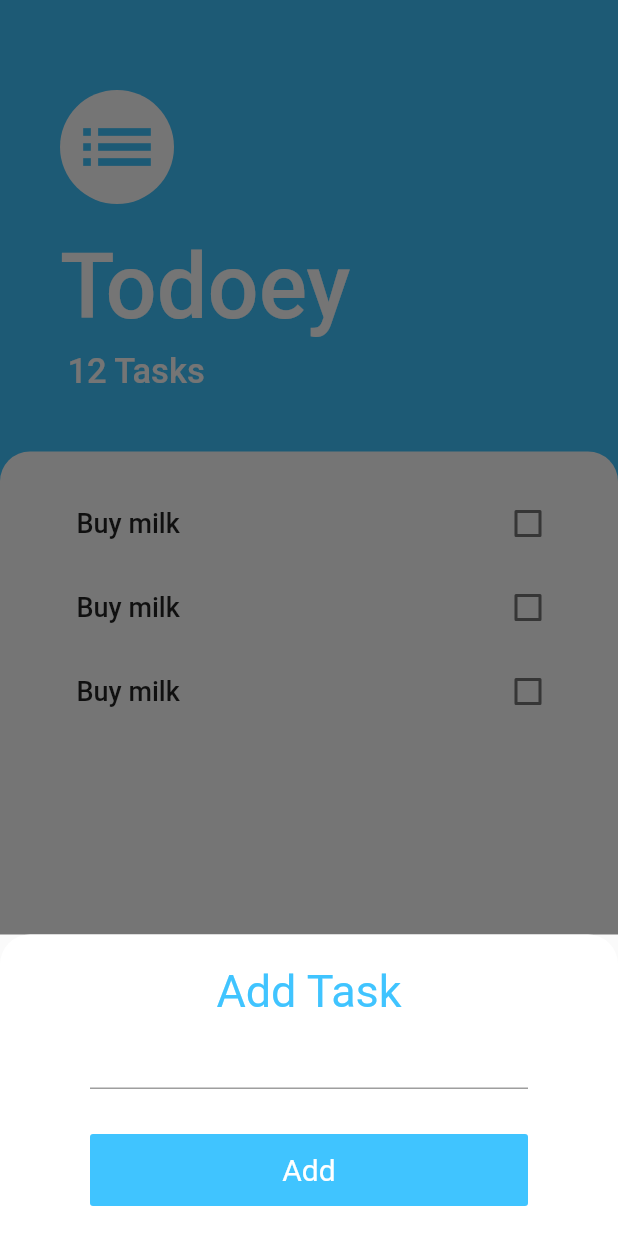
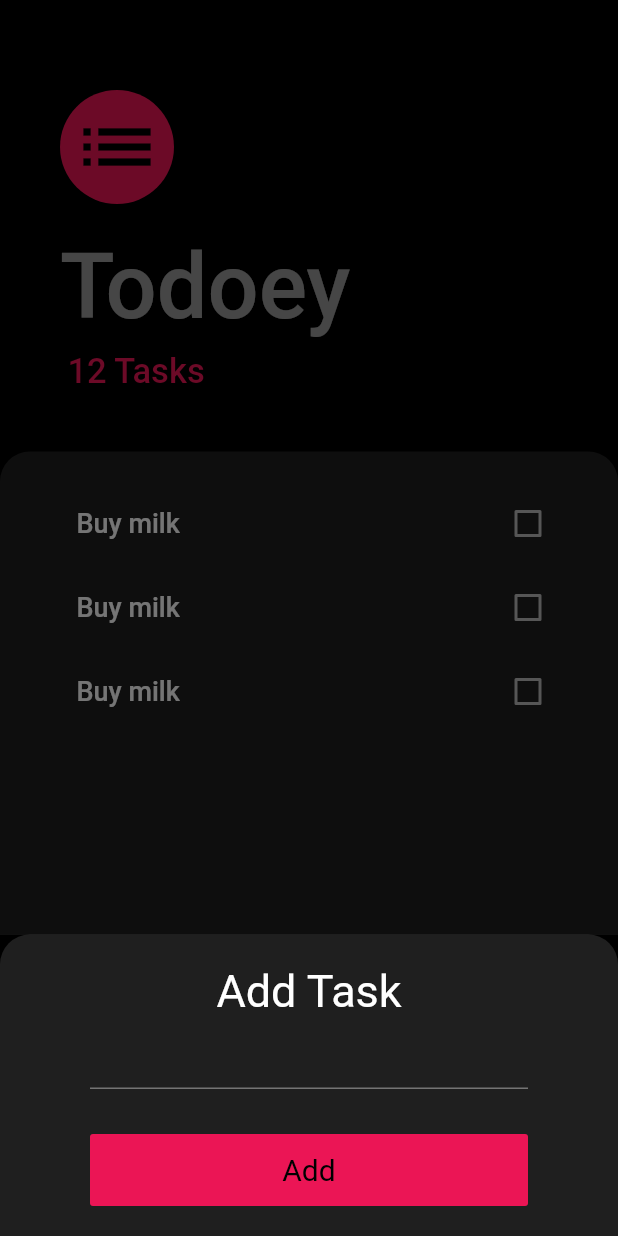
Before and after one commit to rtpa25/todo, a Flutter app: the screen it shows after launch, after a tap on the "add" icon, on a phone screen of 412 x 824 dp. Run offline on Flutter 3.47's test engine with Material 2 defaults, Android fonts, the phone set to English and light mode, and no system bars.

Commit message:
Theme updated

```diff
--- a/lib/components/task_tile.dart
+++ b/lib/components/task_tile.dart
@@ -6,6 +6,7 @@ class TaskTile extends StatefulWidget {
 }
 
 class _TaskTileState extends State<TaskTile> {
+  // void checkBoxCallBack()
   bool isChecked = false;
 
   @override
--- a/lib/main.dart
+++ b/lib/main.dart
@@ -9,6 +9,9 @@ class TodoApp extends StatelessWidget {
   @override
   Widget build(BuildContext context) {
     return MaterialApp(
+      theme: ThemeData.dark().copyWith(
+        accentColor: Color(0xFFEB1555),
+      ),
       debugShowCheckedModeBanner: false,
       home: TasksScreen(),
     );
--- a/lib/screens/add_task_page.dart
+++ b/lib/screens/add_task_page.dart
@@ -4,14 +4,14 @@ class AddTaskScreen extends StatelessWidget {
   @override
   Widget build(BuildContext context) {
     return Container(
-      color: Colors.transparent,
+      color: Colors.black,
       child: Container(
         decoration: BoxDecoration(
           borderRadius: BorderRadius.only(
             topLeft: Radius.circular(20),
             topRight: Radius.circular(20),
           ),
-          color: Colors.white,
+          color: Colors.white12,
         ),
         child: Padding(
           padding: const EdgeInsets.symmetric(horizontal: 60, vertical: 20),
@@ -20,7 +20,6 @@ class AddTaskScreen extends StatelessWidget {
               Text(
                 'Add Task',
                 style: TextStyle(
-                  color: Colors.lightBlueAccent,
                   fontWeight: FontWeight.w400,
                   fontSize: 30,
                 ),
@@ -30,14 +29,14 @@ class AddTaskScreen extends StatelessWidget {
                 height: 30,
               ),
               FlatButton(
-                color: Colors.lightBlueAccent,
+                color: Color(0xFFEB1555),
                 minWidth: double.infinity,
                 height: 48,
                 onPressed: () {},
                 child: Text(
                   'Add',
                   style: TextStyle(
-                    color: Colors.white,
+                    color: Colors.black,
                     fontWeight: FontWeight.w400,
                     fontSize: 20,
                   ),
--- a/lib/screens/task_screen.dart
+++ b/lib/screens/task_screen.dart
@@ -7,11 +7,11 @@ class TasksScreen extends StatelessWidget {
   Widget build(BuildContext context) {
     return SafeArea(
       child: Scaffold(
-        backgroundColor: Colors.lightBlueAccent,
+        backgroundColor: Colors.black,
         floatingActionButton: FloatingActionButton(
-          backgroundColor: Colors.lightBlueAccent,
           elevation: 18,
           hoverElevation: 30,
+          backgroundColor: Color(0xFFEB1555),
           child: Icon(
             Icons.add,
             size: 40,
@@ -38,14 +38,14 @@ class TasksScreen extends StatelessWidget {
               child: Container(
                 decoration: BoxDecoration(
                   shape: BoxShape.circle,
-                  color: Colors.white,
+                  color: Color(0xFFEB1555),
                 ),
                 child: Padding(
                   padding: const EdgeInsets.all(8.0),
                   child: Icon(
                     Icons.list,
                     size: 60,
-                    color: Colors.lightBlueAccent,
+                    color: Colors.black,
                   ),
                 ),
               ),
@@ -56,7 +56,7 @@ class TasksScreen extends StatelessWidget {
                 'Todoey',
                 style: TextStyle(
                   fontSize: 60,
-                  color: Colors.white,
+                  color: Colors.white60,
                   fontWeight: FontWeight.w500,
                 ),
               ),
@@ -67,7 +67,7 @@ class TasksScreen extends StatelessWidget {
                 '12 Tasks',
                 style: TextStyle(
                   fontSize: 23,
-                  color: Colors.white,
+                  color: Color(0xFFEB1555),
                   fontWeight: FontWeight.w500,
                 ),
               ),
@@ -79,7 +79,7 @@ class TasksScreen extends StatelessWidget {
                     topLeft: Radius.circular(20),
                     topRight: Radius.circular(20),
                   ),
-                  color: Colors.white,
+                  color: Colors.white12,
                 ),
                 width: double.infinity,
                 child: Padding(
```
